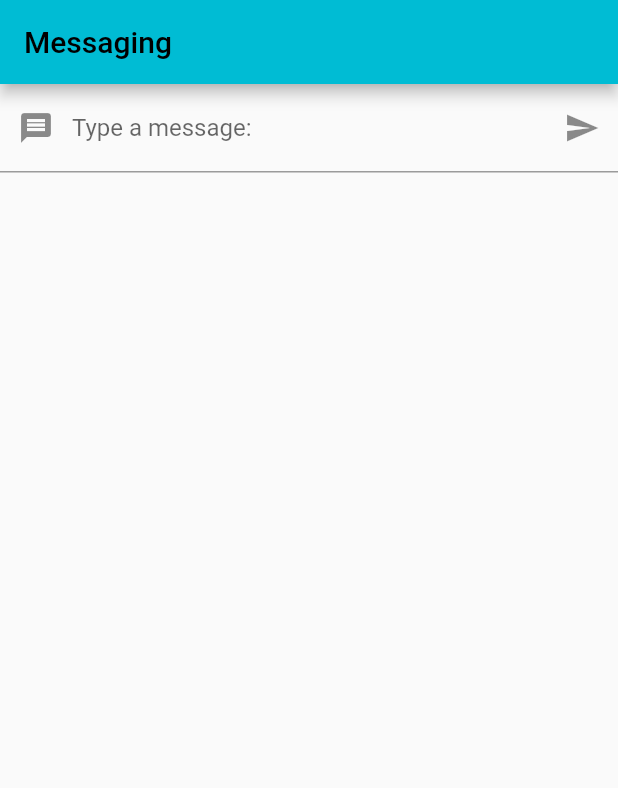
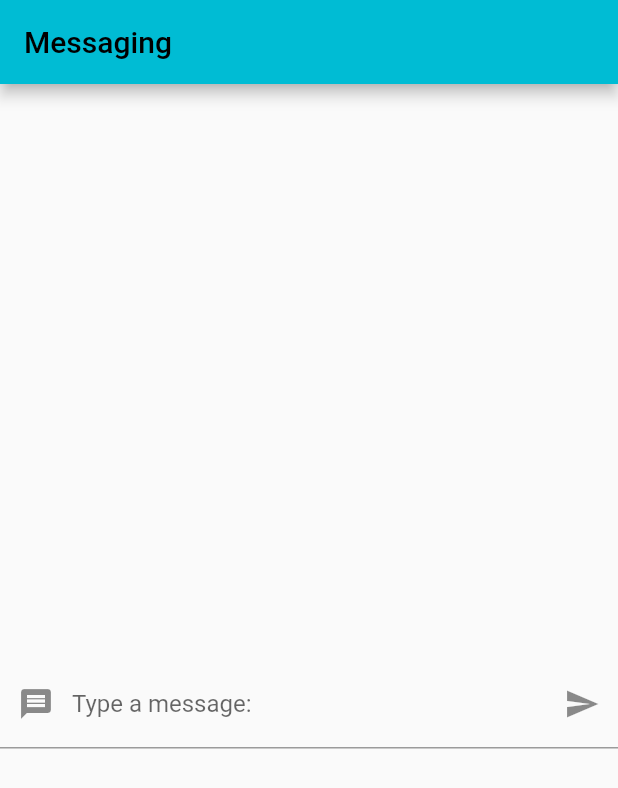
Before and after one commit to nielxxx/App-Niel, a Flutter app: the screen it shows after launch, on a phone screen of 412 x 824 dp. Shown: the top 788 px of the screen. Run offline on Flutter 3.47's test engine with Material 2 defaults, Android fonts, the phone set to English and light mode, and no system bars; missing offline and left inert: dart:html.

Commit message:
adding function to the message by row

```diff
--- a/lib/main.dart
+++ b/lib/main.dart
@@ -1,11 +1,31 @@
-// ignore_for_file: prefer_const_constructors, unnecessary_this
+// ignore_for_file: prefer_const_constructors, unnecessary_this, unnecessary_new, use_key_in_widget_constructors, library_private_types_in_public_api, empty_constructor_bodies, prefer_const_literals_to_create_immutables
 
+// ignore: unused_import
 import 'dart:html';
 
 import 'package:flutter/material.dart';
 
 void main() {
   runApp(const MyApp());
+}
+
+class Post {
+  String body;
+  String author;
+  int likes=0;
+  bool userLiked= false;
+
+  Post (this.body, this.author);
+
+  void likePost(){
+    this.userLiked = !this.userLiked;
+    if(this.userLiked){
+      this.likes += 1;
+    }
+    else {
+      this.likes -= 1;
+    }
+  }
 }
 
 class MyApp extends StatelessWidget {
@@ -35,11 +55,11 @@ class MyHomePage extends StatefulWidget {
 }
 
 class MyHomePageState extends State<MyHomePage> {
-  String text = "";
+  List<Post> posts =[];
 
-  void changeText(String text) {
+  void newPost(String text) {
     this.setState(() {
-      this.text = text;
+      posts.add(new Post(text, "Niel"));
     });
   }
 
@@ -48,9 +68,9 @@ class MyHomePageState extends State<MyHomePage> {
     return Scaffold(
       appBar: AppBar(title: Text('Messaging')),
       body: Column(children: <Widget>[
-        TextInputWidget(this.changeText),
-        Text(this.text)
-      ]));
+        Expanded(child: PostList(this.posts)),
+        Expanded(child: TextInputWidget(this.newPost))
+        ]));
   }
 }
 
@@ -61,7 +81,7 @@ class TextInputWidget extends StatefulWidget {
   const TextInputWidget(this.callback, {super.key});
 
   @override
-  // ignore: library_private_types_in_public_api
+
   _TextInputWidgetState createState() => _TextInputWidgetState();
 }
 
@@ -94,3 +114,41 @@ class _TextInputWidgetState extends State<TextInputWidget> {
             )));
   }
 }
+
+class PostList extends StatefulWidget {
+  final List<Post> listItems;
+
+  PostList(this.listItems);
+
+  @override
+  _PostListState createState() => _PostListState();
+}
+
+class _PostListState extends State<PostList> {
+  @override
+  Widget build(BuildContext context) {
+  return ListView.builder(
+    itemCount: this.widget.listItems.length,
+    itemBuilder: (context, index){
+      var post = this.widget.listItems[index];
+      return Card(
+      child: Row(
+        children: <Widget>[
+          Expanded(
+            child: ListTile(
+              title: Text(post.body),
+              subtitle: Text(post.author),
+            )),
+          Row(
+            children: <Widget>[
+              IconButton(
+                icon: Icon(Icons.thumb_up),
+                onPressed: post.likePost,
+              )
+            ],
+          )
+        ]));
+      },
+    );
+  }
+}
```
